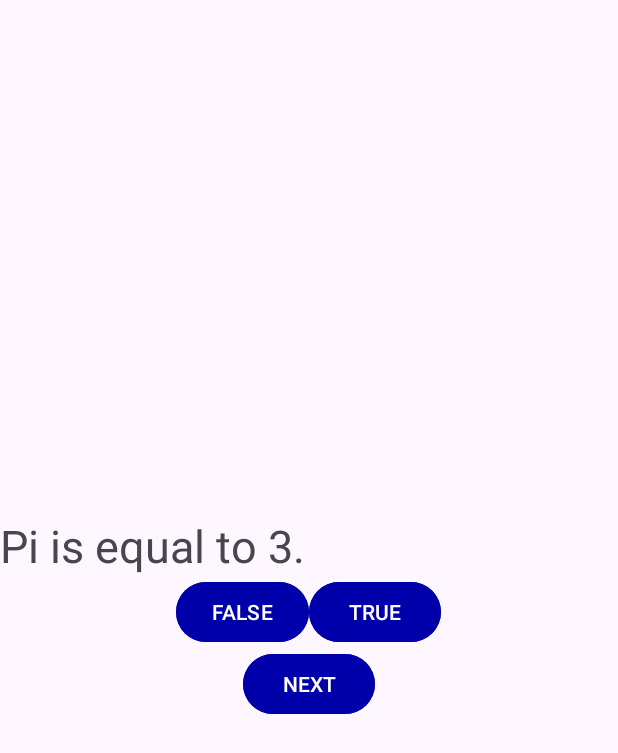
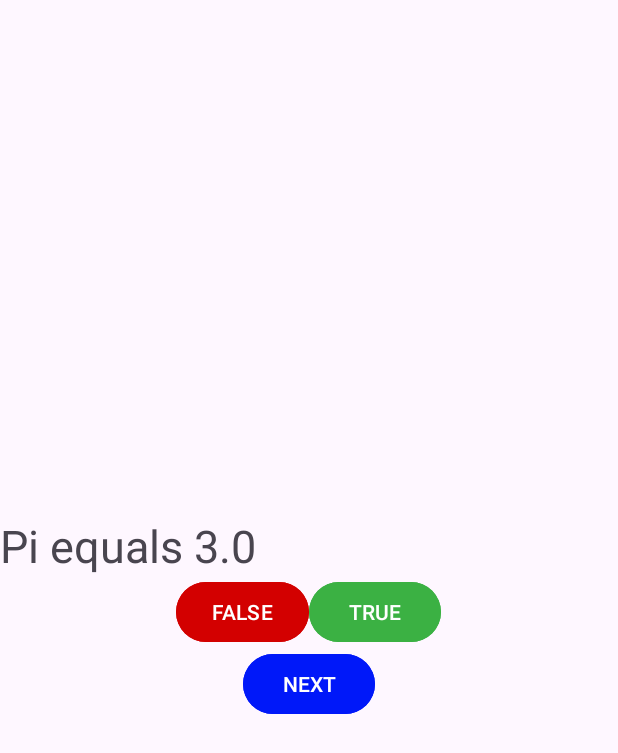
Before and after one commit to LJHamilton2023/QuizAppSummer2023, an Android app: the screen it shows after launch (MainActivity), on a phone screen of 412 x 824 dp. Shown: the top 753 px of the screen. Run offline under Robolectric (Android 15) with nearby library versions, the phone set to English and light mode, and no system bars.

Commit message:
completed formmatting strings

```diff
--- a/app/src/main/java/org/charlesflowers/quizappsummer2023/MainActivity.java
+++ b/app/src/main/java/org/charlesflowers/quizappsummer2023/MainActivity.java
@@ -31,14 +31,11 @@ public class MainActivity extends AppCompatActivity {
         nextBTN = (Button) findViewById(R.id.nextBTN);
         score = 0;
 
-        q1 = new Question("Pi equals 3.0",false);
-        q2 = new Question("Computer hardware is a collection of " +
-                "programs that provide instructions a computer carries out.",false);
-        q3 = new Question("An abstraction is a physical model that removes or hides " +
-                "unnecessary details.");
-        q4 = new Question("A vacuum tube was used in the first generation of computers.",false);
-        q5 = new Question("Magnetic disks were introduced in the third generation of " +
-                "computer hardware.", true);
+        q1 = new Question(getString(R.string.q1),false);
+        q2 = new Question(getString(R.string.q2),false);
+        q3 = new Question(getString(R.string.q3),false);
+        q4 = new Question(getString(R.string.q4),true);
+        q5 = new Question(getString(R.string.q5), false);
         cQ = q1;
         questions = new Question[] {q1,q2,q3,q4,q5};
         msg = "";
@@ -48,12 +45,12 @@ public class MainActivity extends AppCompatActivity {
             public void onClick(View view) {
                 if (false == cQ.getCorrectAnswer())
                 {
-                    msg = "You are correct! Good Job!";
+                    msg = getString(R.string.urgtGJ);
                     score++;
                 }
                 else
                 {
-                    msg = "You are Wrong. Try again.";
+                    msg = getString(R.string.urwngTA);
                 }
 
                 //CharSequence text = "Hello toast!";
--- a/app/src/main/res/layout/activity_main.xml
+++ b/app/src/main/res/layout/activity_main.xml
@@ -8,7 +8,7 @@
         android:layout_width="match_parent"
         android:layout_height="wrap_content"
         android:id="@+id/questionTV"
-        android:text="Pi is equal to 3."
+        android:text="@string/q1"
         android:textSize="30dp"
         />
     <LinearLayout
@@ -21,14 +21,14 @@
             android:layout_height="wrap_content"
             android:text="FALSE"
             android:id="@+id/falseBTN"
-            android:backgroundTint="#FF0000AA"
+            android:backgroundTint="@color/red"
             />
         <Button
             android:layout_width="wrap_content"
             android:layout_height="wrap_content"
             android:text="TRUE"
             android:id="@+id/trueBTN"
-            android:backgroundTint="#FF0000AA"
+            android:backgroundTint="@color/green"
             />
     </LinearLayout>
 
@@ -38,7 +38,7 @@
         android:layout_height="wrap_content"
         android:text="NEXT"
         android:id="@+id/nextBTN"
-        android:backgroundTint="#FF0000AA"
+        android:backgroundTint="@color/blue"
         />
 
 </LinearLayout>
--- a/app/src/main/res/values/colors.xml
+++ b/app/src/main/res/values/colors.xml
@@ -2,4 +2,8 @@
 <resources>
     <color name="black">#FF000000</color>
     <color name="white">#FFFFFFFF</color>
+    <color name="red">#D30000</color>
+    <color name="green">#3BB143</color>
+    <color name="blue">#0018F9</color>
+    <color name="orange">#FC6600</color>
 </resources>
--- a/app/src/main/res/values/strings.xml
+++ b/app/src/main/res/values/strings.xml
@@ -1,3 +1,15 @@
 <resources>
     <string name="app_name">QuizAppSummer2023</string>
+    <string name="q1">Pi equals 3.0</string>
+    <string name="q2">Computer hardware is a collection of programs that provide instructions a
+        computer carries out.</string>
+    <string name="q3">An abstraction is a physical model that removes or hides unnecessary details.</string>
+    <string name="q4">A vacuum tube was used in the first generation of computers.</string>
+    <string name="q5">Magnetic disks were introduced in the third generation of computer hardware.</string>
+    <string name="urgtGJ">You are correct! Good Job!</string>
+    <string name="urwngTA">You are Wrong. Try again.</string>
+    <string name="bMsg1">"You got a score of: "</string>
+    <string name="bMsg2">.  Scoring email from app</string>
+    <string name="lblScr">"Score = "</string>
+    <string name="email_app">Email App</string>
 </resources>
```
Also changed, not shown: app/src/main/java/org/charlesflowers/quizappsummer2023/ScoreActivity.java (+34 -2 lines), app/src/main/res/layout/activity_score.xml (+7 -0 lines).
